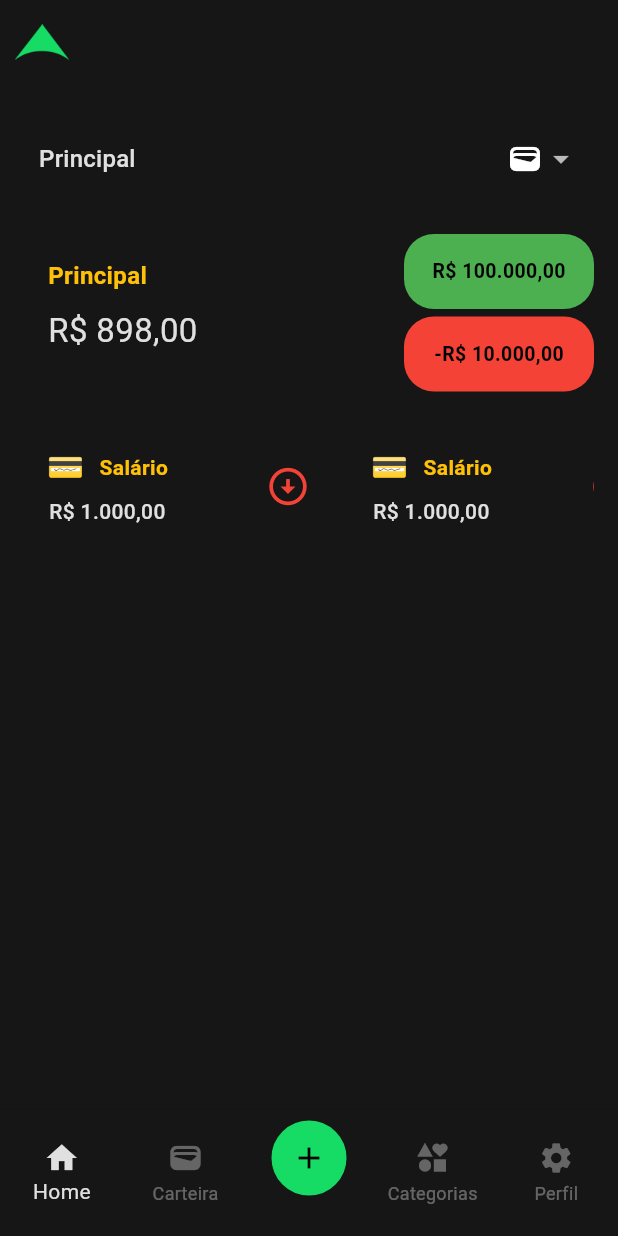
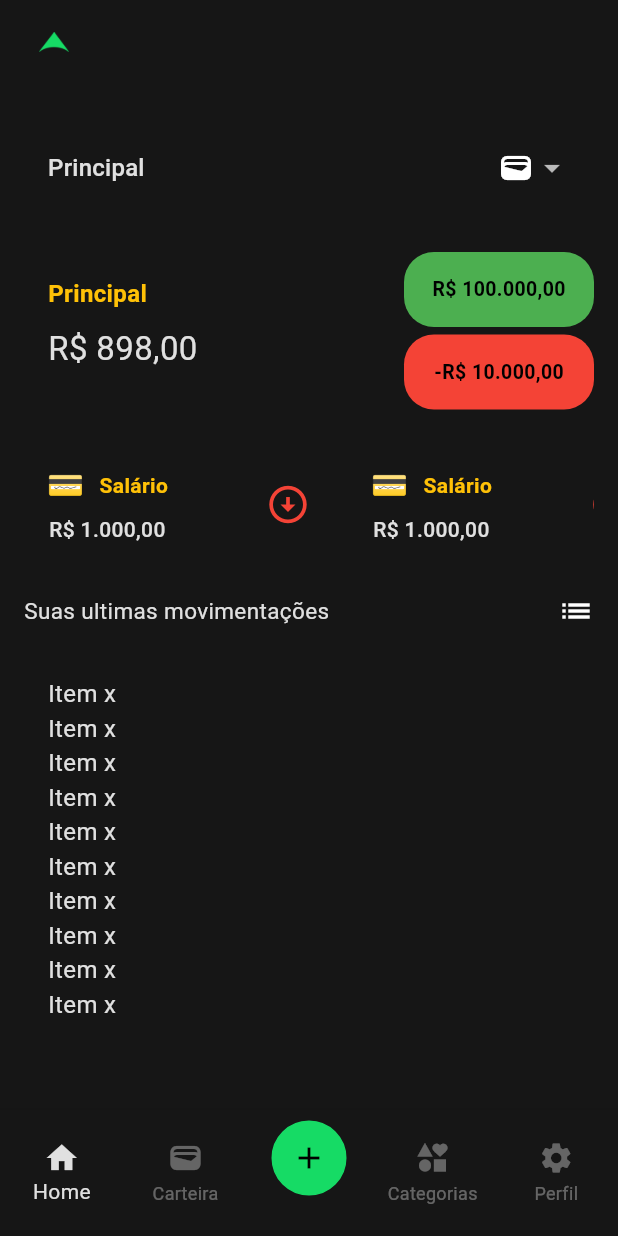
Before and after one commit to douglasgmsantos/dindin, a Flutter app: the screen it shows after launch, on a phone screen of 412 x 824 dp. Run offline on Flutter 3.47's test engine with Material 2 defaults, Android fonts, the phone set to English and light mode, and no system bars; our stand-ins replace get; Roboto replaces fonts that are missing (Montserrat).

Commit message:
FEAT: Adicionando listagem de transações e ajustes na carteira

```diff
--- a/lib/src/pages/home/view/home_page.dart
+++ b/lib/src/pages/home/view/home_page.dart
@@ -2,6 +2,7 @@ import 'package:dindin/constants/constants.dart';
 import 'package:dindin/src/pages/home/controller/home_controller.dart';
 import 'package:dindin/src/pages/home/view/widgets/container_price_with_type_widget.dart';
 import 'package:dindin/src/pages/home/view/widgets/list_transaction_by_category_widget.dart';
+import 'package:dindin/src/pages/home/view/widgets/list_transactions_recents_widgets.dart';
 import 'package:dindin/src/pages/home/view/widgets/list_wallets_widget.dart';
 import 'package:flutter/material.dart';
 import 'package:get/get.dart';
@@ -11,28 +12,31 @@ class HomePage extends StatelessWidget {
 
   @override
   Widget build(BuildContext context) {
-    ColorScheme colorScheme = Theme.of(context).colorScheme;
+    Size size = MediaQuery.of(context).size;
     return Scaffold(
       appBar: AppBar(
-        leading: InkWell(
+        leading: Container(
+          margin: const EdgeInsets.only(left: 16),
+          child: InkWell(
             onTap: () {},
             borderRadius: BorderRadius.circular(50),
             child: Ink(
               padding: const EdgeInsets.all(10),
               child: Image.asset(
                 Constants.uriLogoElementWithoutBackground,
-              width: 35,
-              height: 35,
               ),
             ),
           ),
         ),
-      body: Container(
+      ),
+      body: SingleChildScrollView(
+        child: Container(
+          height: size.height,
+          width: size.width,
           padding: const EdgeInsets.all(Constants.paddingPageDefault),
           child: GetBuilder<HomeController>(
             builder: (controller) {
-            return SingleChildScrollView(
-              child: Column(
+              return Column(
                 crossAxisAlignment: CrossAxisAlignment.start,
                 children: [
                   ListWalletsWidget(
@@ -44,10 +48,11 @@ class HomePage extends StatelessWidget {
                     value: 898,
                   ),
                   const ListTransactionByCategory(),
+                  const Expanded(child: ListTransactionsRecents())
                 ],
-              ),
               );
             },
+          ),
         ),
       ),
     );
--- /dev/null
+++ b/lib/src/pages/home/view/widgets/list_transactions_recents_widgets.dart
@@ -0,0 +1,60 @@
+import 'package:flutter/material.dart';
+
+class ListTransactionsRecents extends StatelessWidget {
+  const ListTransactionsRecents({super.key});
+
+  @override
+  Widget build(BuildContext context) {
+    ColorScheme colorScheme = Theme.of(context).colorScheme;
+
+    return Container(
+      margin: const EdgeInsets.only(top: 16),
+      child: Column(
+        mainAxisAlignment: MainAxisAlignment.spaceBetween,
+        children: [
+          const Row(
+            mainAxisAlignment: MainAxisAlignment.spaceBetween,
+            children: [
+              Text(
+                "Suas ultimas movimentações",
+                style: TextStyle(fontSize: 15),
+              ),
+              Icon(Icons.list)
+            ],
+          ),
+          Expanded(
+            child: Container(
+              padding: const EdgeInsets.all(16),
+              margin: const EdgeInsets.only(top: 16),
+              decoration: BoxDecoration(
+                color: colorScheme.surface,
+                borderRadius: BorderRadius.circular(10),
+              ),
+              child: ListView.builder(
+                scrollDirection: Axis.vertical,
+                itemCount: 10,
+                itemBuilder: (context, index) {
+                  return const CardTransaction();
+                },
+              ),
+            ),
+          )
+        ],
+      ),
+    );
+  }
+}
+
+class CardTransaction extends StatelessWidget {
+  const CardTransaction({
+    super.key,
+  });
+
+  @override
+  Widget build(BuildContext context) {
+    return const Text(
+      "Item x",
+      style: TextStyle(fontSize: 16),
+    );
+  }
+}
--- a/lib/src/pages/home/view/widgets/list_wallets_widget.dart
+++ b/lib/src/pages/home/view/widgets/list_wallets_widget.dart
@@ -15,7 +15,7 @@ class ListWalletsWidget extends StatelessWidget {
     ColorScheme colorScheme = Theme.of(context).colorScheme;
 
     return Container(
-      padding: const EdgeInsets.all(10),
+      padding: const EdgeInsets.all(16),
       decoration: BoxDecoration(
         color: colorScheme.surface,
         borderRadius: BorderRadius.circular(15),
```
Lines whose indentation alone changed are shown as unchanged.
